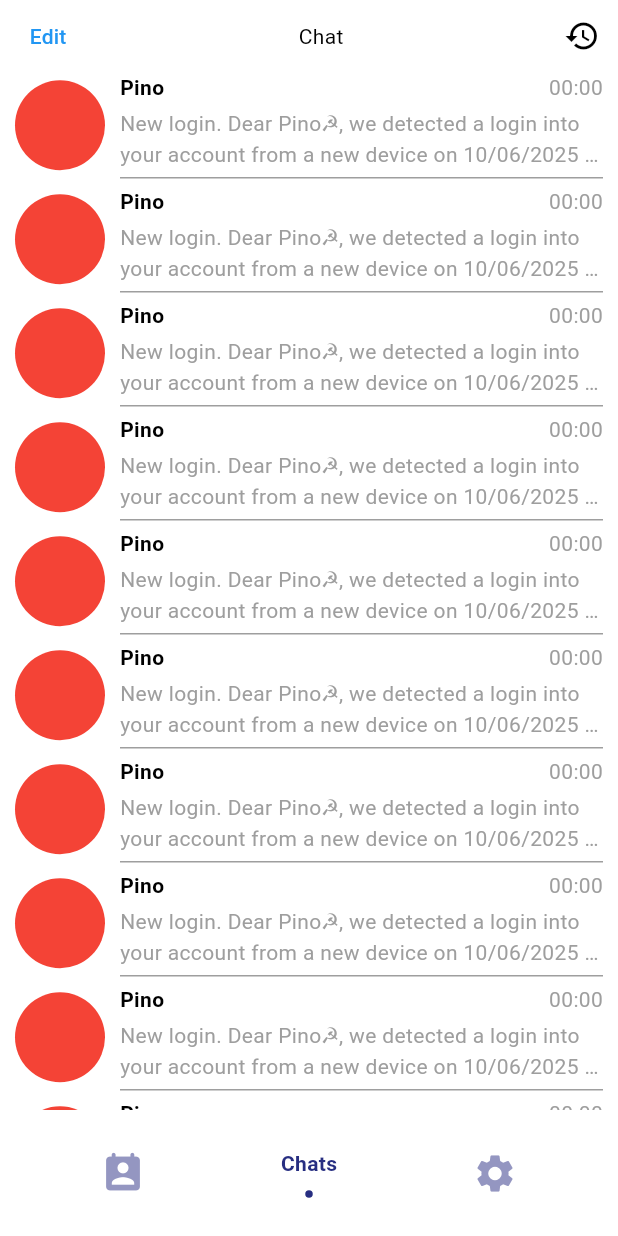
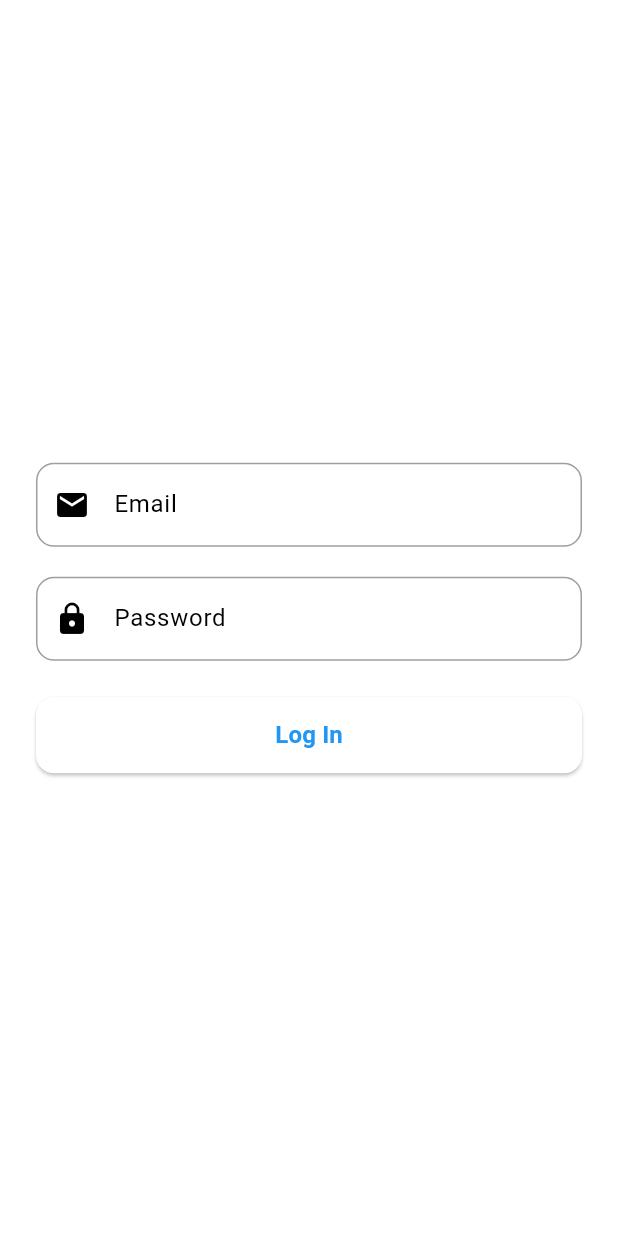
Before and after one commit to vvhuy1802/talket, a Flutter app: the screen it shows after launch, on a phone screen of 412 x 824 dp. Run offline on Flutter 3.47's test engine with Material 3 defaults, Android fonts, the phone set to English and light mode, and no system bars; drawn by our look-alikes of flashy_tab_bar2, keyboard_dismisser; our stand-ins replace auto_route, dartz, dio, equatable, flutter_riverpod, flutter_staggered_animations and 5 more; accounts and stored records are empty.

Commit message:
setup local storage and demo login screen

```diff
--- /dev/null
+++ b/devtools_options.yaml
@@ -0,0 +1,3 @@
+description: This file stores settings for Dart & Flutter DevTools.
+documentation: https://docs.flutter.dev/tools/devtools/extensions#configure-extension-enablement-states
+extensions:
--- a/lib/core/globals.dart
+++ b/lib/core/globals.dart
@@ -1,3 +1,4 @@
 import 'dart:io';
 
 final kTestMode = Platform.environment.containsKey('FLUTTER_TEST');
+const String USER_LOCAL_STORAGE_KEY = 'user';
--- a/lib/data/network/exceptions/http_exception.dart
+++ b/lib/data/network/exceptions/http_exception.dart
@@ -5,14 +5,15 @@ import '../../../domain/model/response.dart';
 
 class AppException implements Exception {
   final String message;
-  final int statusCode;
-  final String identifier;
+  final int? statusCode;
+  final String? identifier;
 
   AppException({
     required this.message,
-    required this.statusCode,
-    required this.identifier,
+    this.statusCode,
+    this.identifier,
   });
+
   @override
   String toString() {
     return 'statusCode=$statusCode\nmessage=$message\nidentifier=$identifier';
--- a/lib/main.dart
+++ b/lib/main.dart
@@ -3,7 +3,6 @@ import 'package:flutter/services.dart';
 import 'package:flutter_riverpod/flutter_riverpod.dart';
 import 'package:talket/presentation/navigation/routes.dart';
 
-import 'core/observers.dart';
 import 'di/injection_container.dart';
 
 void main() async {
@@ -22,9 +21,6 @@ void main() async {
     ),
   );
   runApp(ProviderScope(
-    // observers: [
-    //   Observers(),
-    // ],
     child: MyApp(),
   ));
 }
--- a/lib/presentation/module/chat/providers/auth_providers.dart
+++ b/lib/presentation/module/chat/providers/auth_providers.dart
@@ -1,4 +1,6 @@
 import 'package:flutter_riverpod/flutter_riverpod.dart';
+import 'package:talket/data/datasource/local_datasrc/providers/user_local_data_src_provider.dart';
+import 'package:talket/data/datasource/local_datasrc/user/user_local_data_src.dart';
 import 'package:talket/domain/usecase/authen/login_use_case.dart';
 import 'package:talket/presentation/module/chat/providers/states/auth_notifier.dart';
 import 'package:talket/presentation/module/chat/providers/states/auth_state.dart';
@@ -9,8 +11,10 @@ final authStateNotifierProvider =
     StateNotifierProvider<AuthNotifier, AuthState>(
   (ref) {
     final LoginUseCase loginUseCase = ref.watch(loginUseCaseProvider);
+    final UserDataSource userDataSource = ref.watch(userLocalDataSourceProvider);
     return AuthNotifier(
       loginUseCase: loginUseCase,
+      userDataSource: userDataSource,
     );
   },
 );
--- /dev/null
+++ b/lib/presentation/module/demo_login/demo_login.dart
@@ -0,0 +1,162 @@
+import 'package:auto_route/annotations.dart';
+import 'package:flutter/material.dart';
+import 'package:flutter_riverpod/flutter_riverpod.dart';
+import 'package:keyboard_dismisser/keyboard_dismisser.dart';
+import 'package:talket/domain/model/authen/login_response.dart';
+
+import '../chat/providers/auth_providers.dart';
+import '../chat/providers/states/auth_state.dart';
+
+@RoutePage()
+class DemoLogin extends ConsumerStatefulWidget {
+  const DemoLogin({super.key});
+
+  @override
+  ConsumerState<ConsumerStatefulWidget> createState() => _DemoLoginState();
+}
+
+class _DemoLoginState extends ConsumerState<DemoLogin> {
+  late final TextEditingController emailController;
+  late final TextEditingController passwordController;
+
+  @override
+  void initState() {
+    super.initState();
+    emailController = TextEditingController();
+    passwordController = TextEditingController();
+  }
+
+  @override
+  void dispose() {
+    emailController.dispose();
+    passwordController.dispose();
+    super.dispose();
+  }
+
+  @override
+  Widget build(BuildContext context) {
+    final state = ref.watch(authStateNotifierProvider);
+    ref.listen(
+      authStateNotifierProvider.select((value) => value),
+      ((previous, next) {
+        if (next is Failure) {
+          ScaffoldMessenger.of(context).showSnackBar(
+              SnackBar(content: Text(next.exception.message.toString())));
+        }
+      }),
+    );
+    return KeyboardDismisser(
+      child: Scaffold(
+        body: Stack(
+          children: [
+            Center(
+              child: state is Success
+                  ? loginSuccess(state.data?.user, ref)
+                  : loginForm(
+                      context, ref, emailController, passwordController),
+            ),
+            if (state is Loading)
+              Positioned.fill(
+                child: Container(
+                  color: Colors.black.withOpacity(0.4),
+                  child: const Center(
+                    child: CircularProgressIndicator(),
+                  ),
+                ),
+              ),
+          ],
+        ),
+      ),
+    );
+  }
+}
+
+Widget loginSuccess(User? user, WidgetRef ref) {
+  return Padding(
+    padding: const EdgeInsets.all(16.0),
+    child: Column(
+      mainAxisSize: MainAxisSize.min,
+      children: [
+        const Icon(Icons.check_circle, color: Colors.green, size: 48),
+        const SizedBox(height: 16),
+        Text('Welcome, ${user?.email}', style: const TextStyle(fontSize: 18)),
+        const SizedBox(height: 8),
+        Text('ID: ${user?.id}'),
+        const SizedBox(height: 16),
+        ElevatedButton(
+          onPressed: () {
+            ref.read(authStateNotifierProvider.notifier).reset();
+          },
+          child: const Text("Reset Login State"),
+        ),
+      ],
+    ),
+  );
+}
+
+Widget loginForm(
+    BuildContext context,
+    WidgetRef ref,
+    TextEditingController emailController,
+    TextEditingController passwordController,
+    ) {
+  InputDecoration buildInputDecoration(String label, IconData icon) {
+    return InputDecoration(
+      labelText: label,
+      prefixIcon: Icon(icon),
+      border: OutlineInputBorder(
+        borderRadius: BorderRadius.circular(12),
+      ),
+      enabledBorder: OutlineInputBorder(
+        borderRadius: BorderRadius.circular(12),
+        borderSide: const BorderSide(color: Colors.grey),
+      ),
+      focusedBorder: OutlineInputBorder(
+        borderRadius: BorderRadius.circular(12),
+        borderSide: const BorderSide(color: Colors.blue, width: 2),
+      ),
+    );
+  }
+
+  return Padding(
+    padding: const EdgeInsets.all(24.0),
+    child: Column(
+      mainAxisSize: MainAxisSize.min,
+      children: [
+        TextField(
+          controller: emailController,
+          decoration: buildInputDecoration('Email', Icons.email),
+          keyboardType: TextInputType.emailAddress,
+        ),
+        const SizedBox(height: 20),
+        TextField(
+          controller: passwordController,
+          decoration: buildInputDecoration('Password', Icons.lock),
+          obscureText: true,
+        ),
+        const SizedBox(height: 24),
+        SizedBox(
+          width: double.infinity,
+          child: ElevatedButton(
+            style: ElevatedButton.styleFrom(
+              padding: const EdgeInsets.symmetric(vertical: 14),
+              shape: RoundedRectangleBorder(
+                borderRadius: BorderRadius.circular(12),
+              ),
+            ),
+            onPressed: () {
+              ref.read(authStateNotifierProvider.notifier).loginUser(
+                emailController.text.trim(),
+                passwordController.text,
+              );
+            },
+            child: const Text(
+              'Log In',
+              style: TextStyle(fontSize: 16, fontWeight: FontWeight.bold),
+            ),
+          ),
+        ),
+      ],
+    ),
+  );
+}
--- a/lib/presentation/module/splash/splash_screen.dart
+++ b/lib/presentation/module/splash/splash_screen.dart
@@ -24,7 +24,7 @@ class _SplashScreenState extends State<SplashScreen> {
 
   void _handleNavigate() {
     AutoRouter.of(context).pushAndPopUntil(
-      const HomeRoute(),
+      const DemoLogin(),
       predicate: (route) => false,
     );
   }
--- a/lib/presentation/navigation/routes.dart
+++ b/lib/presentation/navigation/routes.dart
@@ -13,5 +13,6 @@ class AppRouter extends RootStackRouter {
         AutoRoute(page: OnboardingRoute.page),
         AutoRoute(page: ConversionRoute.page),
         AutoRoute(page: HomeRoute.page),
+        AutoRoute(page: DemoLogin.page),
       ];
 }
--- a/pubspec.yaml
+++ b/pubspec.yaml
@@ -62,6 +62,9 @@ dependencies:
   flutter_riverpod: ^2.6.1
   freezed: ^2.5.8
   logger: ^2.5.0
+  hive_flutter: ^1.1.0
+  path_provider: ^2.1.5
+  keyboard_dismisser: ^3.0.0
 
 dev_dependencies:
   flutter_test:
```
Also changed, not shown: lib/data/datasource/local_datasrc/providers/user_local_data_src_provider.dart (added, +13 -0 lines), lib/data/datasource/local_datasrc/services/hive_storage_service.dart (added, +54 -0 lines), lib/data/datasource/local_datasrc/services/storage_service.dart (added, +15 -0 lines), lib/data/datasource/local_datasrc/user/user_local_data_src.dart (added, +86 -0 lines), lib/data/providers/hive_storage_provider.dart (added, +8 -0 lines), lib/presentation/module/chat/providers/states/auth_notifier.dart (+9 -1 lines), lib/presentation/navigation/routes.gr.dart, pubspec.lock.
